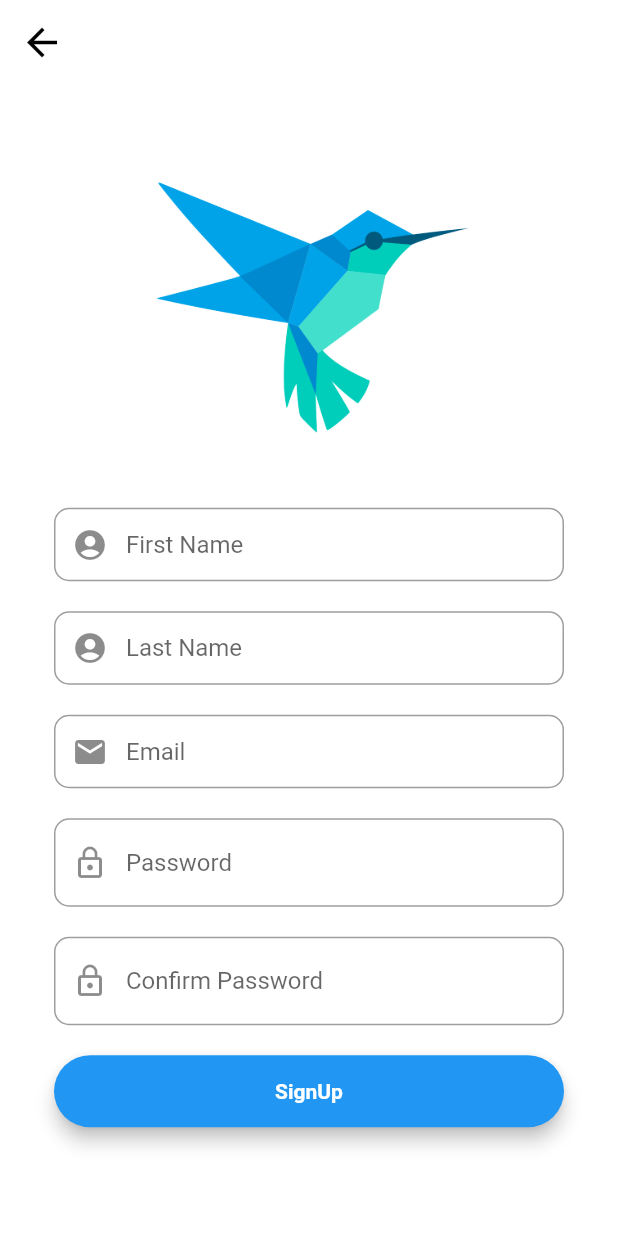
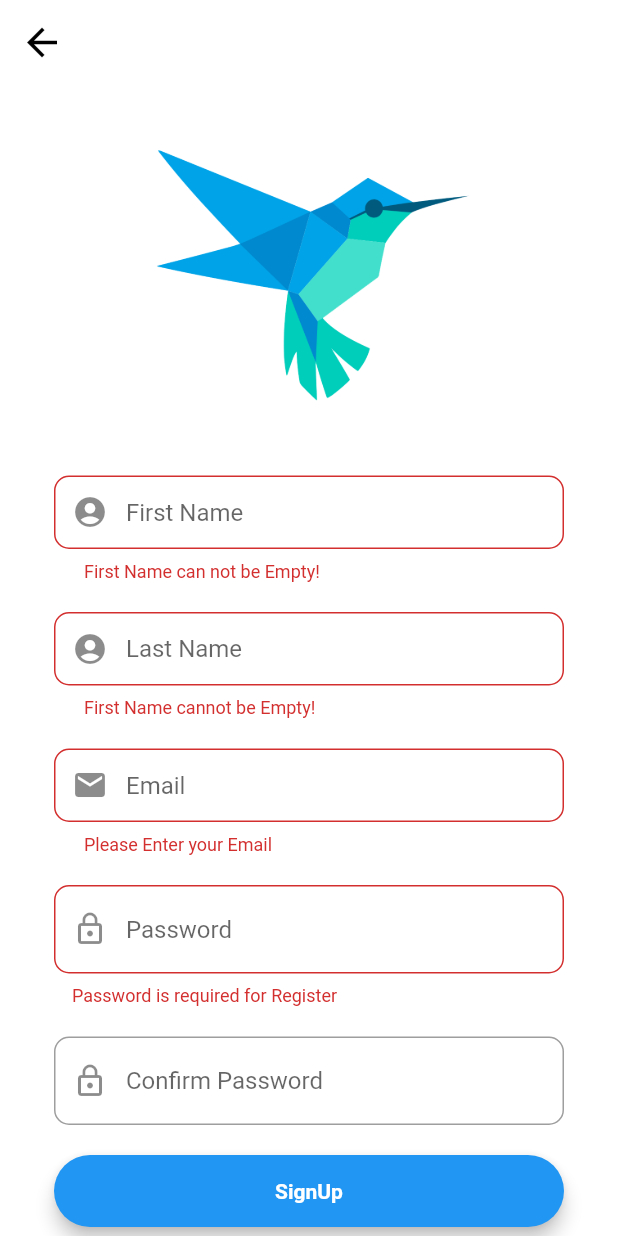
Before and after one commit to phallyn-chean/register_form, a Flutter app: the RegistrationScreen screen opened directly, after a tap on "SignUp", on a phone screen of 412 x 824 dp. Run offline on Flutter 3.47's test engine with Material 2 defaults, Android fonts, the phone set to English and light mode, and no system bars; our stand-ins replace cloud_firestore, firebase_auth, firebase_core, fluttertoast; accounts and stored records are empty.

```diff
--- /dev/null
+++ b/lib/models/user_model.dart
@@ -0,0 +1,31 @@
+class UserModel{
+  String? uid;
+  String? email;
+  String? firstname;
+  String? lastname;
+
+  UserModel({
+    this.uid,
+    this.email,
+    this.firstname,
+    this.lastname,
+  });
+
+  factory UserModel.fromMap(map){
+    return UserModel(
+      uid: map['uid'],
+      email: map['email'],
+      firstname: map['firstname'],
+      lastname: map['lastname']
+    );
+  }
+
+  Map<String, dynamic> toMap(){
+    return {
+      'uid': uid,
+      'email': email,
+      'firstname': firstname,
+      'lastname': lastname
+    };
+  }
+}
--- a/lib/screens/login_screen.dart
+++ b/lib/screens/login_screen.dart
@@ -31,7 +31,6 @@ class _ScreenLoginState extends State<ScreenLogin> {
         if (value!.isEmpty){
           return ("Please Enter your Email");
         }
-
         //register expression for email validation
         if (!RegExp("^[a-zA-Z0-9+_.-]+@[a-zA-Z0-9,-]+.[a-z]").hasMatch(value)){
           return ("Please Enter a valid email");
@@ -54,8 +53,7 @@ class _ScreenLoginState extends State<ScreenLogin> {
       autofocus: false,
       controller: passwordController,
       validator: (value){
-        RegExp regex = new RegExp(r'^.{6,}$');
-
+        RegExp regex = RegExp(r'^.{6,}$');
         if (value!.isEmpty){
           return ("Password is required for login");
         }
@@ -63,6 +61,7 @@ class _ScreenLoginState extends State<ScreenLogin> {
         if (!regex.hasMatch(value)){
           return ("Please Enter Valid Password(Min. 6 Character");
         }
+        return null;
       },
       onSaved: (value) {
         passwordController.text = value!;
--- a/lib/screens/register_screen.dart
+++ b/lib/screens/register_screen.dart
@@ -1,4 +1,9 @@
+import 'package:cloud_firestore/cloud_firestore.dart';
+import 'package:firebase_auth/firebase_auth.dart';
 import 'package:flutter/material.dart';
+import 'package:fluttertoast/fluttertoast.dart';
+import 'package:register_form/models/user_model.dart';
+import 'package:register_form/screens/home_screen.dart';
 
 class RegistrationScreen extends StatefulWidget {
   const RegistrationScreen({Key? key}) : super(key: key);
@@ -11,6 +16,8 @@ class _RegistrationScreenState extends State<RegistrationScreen> {
 
   // form key
   final _formKey = GlobalKey<FormState>();
+
+  final _auth = FirebaseAuth.instance;
 
   // editing controller
 
@@ -28,6 +35,17 @@ class _RegistrationScreenState extends State<RegistrationScreen> {
       autofocus: false,
       controller: firstNameEditController,
       keyboardType: TextInputType.name,
+      validator: (value){
+        RegExp regex = RegExp(r'^.{3,}$');
+        if (value!.isEmpty){
+          return ("First Name can not be Empty!");
+        }
+
+        if (!regex.hasMatch(value)){
+          return ("Enter Valid name(Min. 3 Character)");
+        }
+        return null;
+      },
       onSaved: (value) {
         firstNameEditController.text = value!;
       },
@@ -47,6 +65,12 @@ class _RegistrationScreenState extends State<RegistrationScreen> {
       autofocus: false,
       textInputAction: TextInputAction.next,
       controller: lastNameEditController,
+      validator: (value){
+        if (value!.isEmpty){
+          return ("First Name cannot be Empty!");
+        }
+        return null;
+      },
       onSaved: (value){
         lastNameEditController.text = value!;
       },
@@ -67,6 +91,17 @@ class _RegistrationScreenState extends State<RegistrationScreen> {
       controller: emailEditController,
       keyboardType: TextInputType.emailAddress,
       textInputAction: TextInputAction.next,
+      validator: (value){
+        if (value!.isEmpty){
+          return "Please Enter your Email";
+        }
+
+        if (!RegExp("^[a-zA-Z0-9+_.-]+@[a-zA-Z0-9,-]+.[a-z]").hasMatch(value)){
+          return ("Please Enter a Valid email");
+        }
+
+        return null;
+      },
       onSaved: (value) {
         emailEditController.text = value!;
       },
@@ -85,6 +120,18 @@ class _RegistrationScreenState extends State<RegistrationScreen> {
       autofocus: false,
       textInputAction: TextInputAction.done,
       controller: passwordEditController,
+      validator: (value){
+        RegExp regex = RegExp(r'^.{6,}$');
+        if (value!.isEmpty){
+          return ("Password is required for Register");
+        }
+
+        if (!regex.hasMatch(value)){
+          return ("Please Enter Valid Password(Min. 6 Character)");
+        }
+
+        return null;
+      },
       onSaved: (value) {
         passwordEditController.text = value!;
       },
@@ -102,6 +149,13 @@ class _RegistrationScreenState extends State<RegistrationScreen> {
     final confirmPasswordField = TextFormField(
       autofocus: false,
       textInputAction: TextInputAction.done,
+      validator: (value){
+        if (confirmPasswordEditController.text != passwordEditController.text){
+          return ("Password don't match");
+        }
+
+        return null;
+      },
       onSaved: (value) {
         confirmPasswordEditController.text = value!;
       },
@@ -124,7 +178,9 @@ class _RegistrationScreenState extends State<RegistrationScreen> {
       child: MaterialButton(
         padding: EdgeInsets.fromLTRB(20, 15, 20, 15),
         minWidth: MediaQuery.of(context).size.width,
-        onPressed: () {},
+        onPressed: () {
+          SignUp(emailEditController.text, passwordEditController.text);
+        },
         child: Text(
           "SignUp",
           style: TextStyle(color: Colors.white,
@@ -187,4 +243,42 @@ class _RegistrationScreenState extends State<RegistrationScreen> {
       ),
     );
   }
+
+  void SignUp(String email, String password) async{
+    if(_formKey.currentState!.validate()){
+      await _auth.createUserWithEmailAndPassword(email: email, password: password)
+          .then((value) => {
+            postDetailToFirestore()
+      }).catchError((e){
+        Fluttertoast.showToast(msg: e!.message);
+      });
+    }
+  }
+
+  postDetailToFirestore() async{
+    //calling fireStore
+    //calling userModel
+    //sending these value
+
+    FirebaseFirestore firebaseFirestore = FirebaseFirestore.instance;
+    User? user = _auth.currentUser;
+
+    UserModel userModel = UserModel();
+
+    userModel.email = user!.email;
+    userModel.uid = user.uid;
+    userModel.firstname = firstNameEditController.text;
+    userModel.lastname = lastNameEditController.text;
+
+    await firebaseFirestore
+      .collection("users")
+      .doc(user.uid)
+      .set(userModel.toMap());
+
+    Fluttertoast.showToast(msg: "Account is created Successfully :) ");
+
+    Navigator.pushAndRemoveUntil(context,
+        MaterialPageRoute(builder: (context) => const HomeScreen()),
+            (route) => false);
+  }
 }
```
Also changed, not shown: lib/screens/home_screen.dart (+30 -3 lines).
